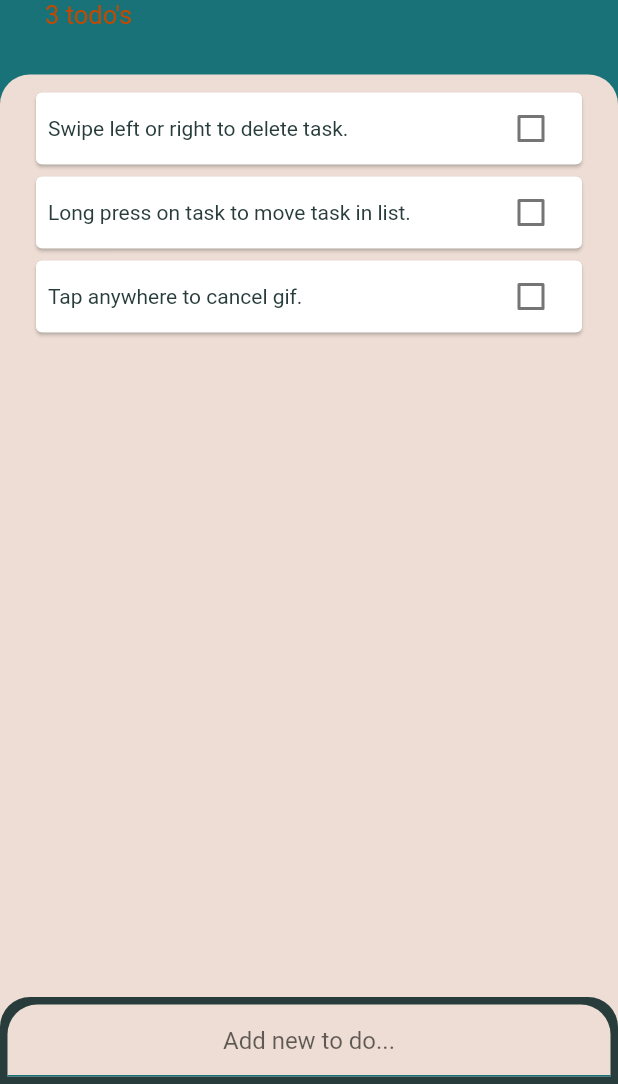
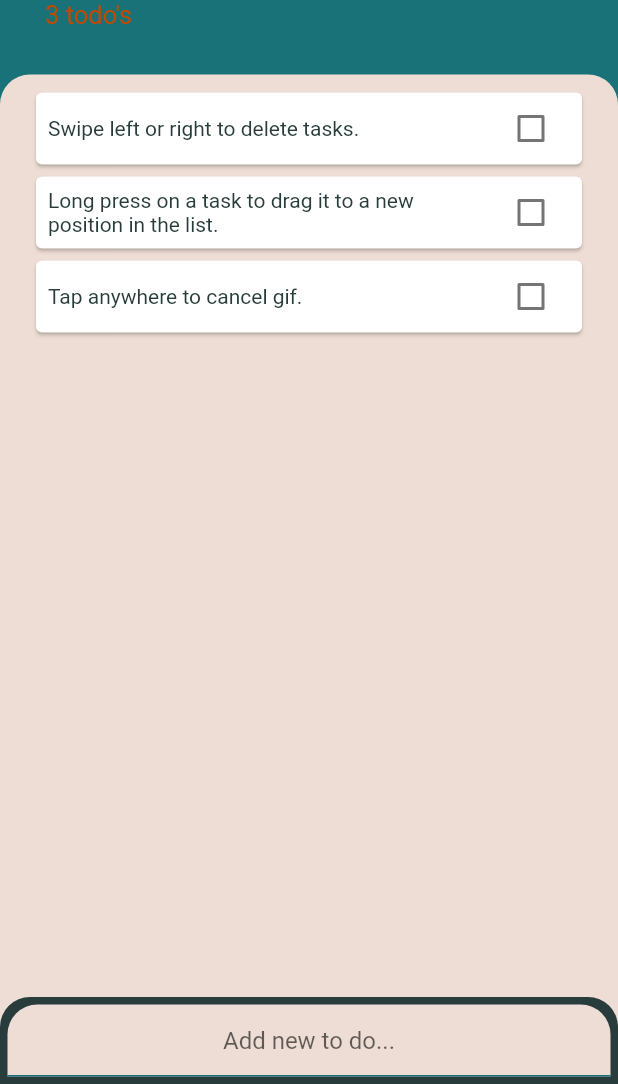
Before and after one commit to IvorNorval/todoey_flutter, a Flutter app: the screen it shows after launch, on a phone screen of 412 x 824 dp, the part 152-1236 px from its top. Run offline on Flutter 3.47's test engine with Material 2 defaults, Android fonts, the light colour scheme and no system bars; drawn by our look-alikes of shimmer; our stand-ins replace fluttertoast, hive, hive_flutter; accounts and stored records are empty; generated files the repository leaves out were written again.

```diff
--- a/lib/constants.dart
+++ b/lib/constants.dart
@@ -1,7 +1,7 @@
 import 'package:todoey_flutter/models/task.dart';
 
 List<Task> kFirstList = [
-  Task(taskText: 'Swipe left or right to delete task.', isDone: false),
-  Task(taskText: 'Long press on task to move task in list.', isDone: false),
+  Task(taskText: 'Swipe left or right to delete tasks.', isDone: false),
+  Task(taskText: 'Long press on a task to drag it to a new position in the list.', isDone: false),
   Task(taskText: 'Tap anywhere to cancel gif.', isDone: false)
 ];
--- a/lib/services/hive_helper.dart
+++ b/lib/services/hive_helper.dart
@@ -3,6 +3,8 @@ import 'package:hive/hive.dart';
 import 'package:todoey_flutter/models/task.dart';
 
 class HiveHelper extends ChangeNotifier {
+  ScrollController scrollController = new ScrollController();
+
   Box<Task> getTaskBox() => Hive.box('tasks');
 
   int getTaskBoxLength() => getTaskBox().length;
--- a/lib/widgets/task_list_widget.dart
+++ b/lib/widgets/task_list_widget.dart
@@ -21,6 +21,7 @@ class TaskListWidget extends StatelessWidget {
               ),
             ),
             child: ReorderableListView(
+              scrollController: hiveHelper.scrollController,
               onReorder: hiveHelper.moveTask,
               scrollDirection: Axis.vertical,
               padding: const EdgeInsets.symmetric(vertical: 8.0),
```
Also changed, not shown: lib/widgets/task_text_field_widget.dart (+7 -0 lines), ScreenShot1.jpg (added), ScreenShot4.jpg (added), ScreenShot5.jpg (added), Screenshot3.jpg (added), screenShot2.jpg (added).
